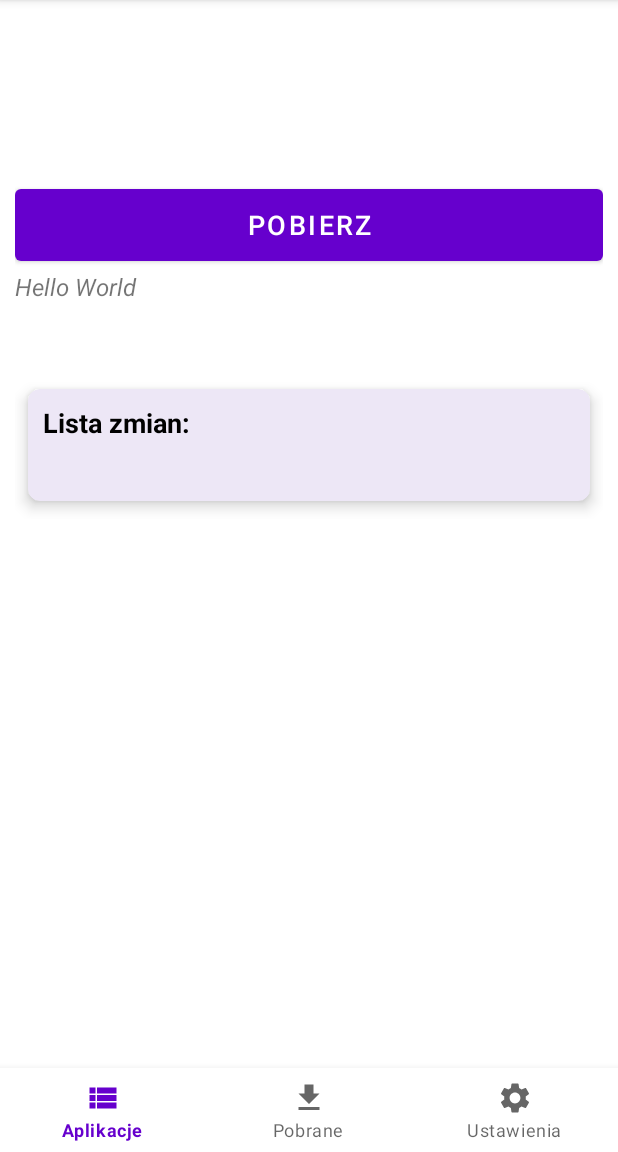
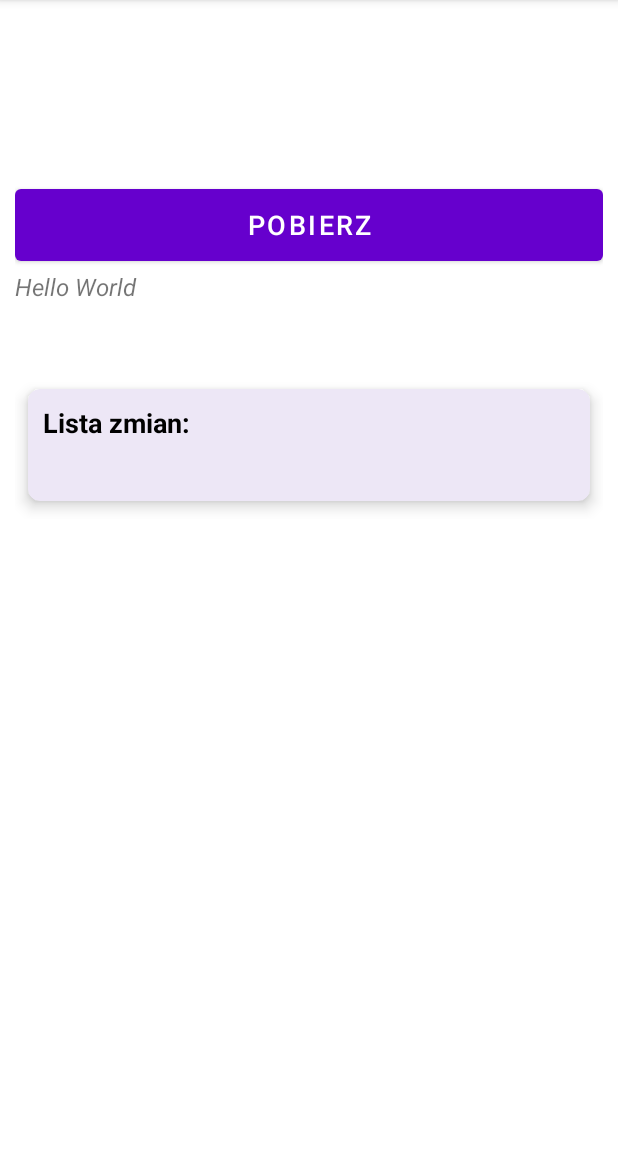
Before and after one commit to pawelb100/Family_Store, an Android app: the AppFragment screen opened through its navigation route, on a phone screen of 412 x 824 dp, the part 84-1236 px from its top. Run offline under Robolectric (Android 15) with nearby library versions, the phone set to English and light mode, and no system bars; our stand-ins replace Firebase (no records; nobody signed in at launch, a user with empty details on screens opened directly), Picasso, navigation-ui; 2 statements that could not run were skipped.

Commit message:
bottom navigation fix, deep links, app enter animations

```diff
--- a/app/src/main/AndroidManifest.xml
+++ b/app/src/main/AndroidManifest.xml
@@ -25,6 +25,7 @@
 
                 <category android:name="android.intent.category.LAUNCHER" />
             </intent-filter>
+            <nav-graph android:value="@navigation/navgraph" />
         </activity>
         <provider
             android:name="androidx.core.content.FileProvider"
--- a/app/src/main/java/com/familystore/familystore/activities/MainActivity.java
+++ b/app/src/main/java/com/familystore/familystore/activities/MainActivity.java
@@ -1,9 +1,10 @@
 package com.familystore.familystore.activities;
 
 import android.Manifest;
-import android.content.SharedPreferences;
+import android.content.Intent;
 import android.content.pm.PackageManager;
 import android.os.Bundle;
+import android.view.View;
 
 import androidx.appcompat.app.AppCompatActivity;
 import androidx.core.app.ActivityCompat;
@@ -40,6 +41,16 @@ public class MainActivity extends AppCompatActivity {
         viewModel = viewModelProvider.get(MainViewModel.class);
 
         NavController navController = Navigation.findNavController(this, R.id.nav_host_fragment);
+
+        navController.addOnDestinationChangedListener((navController1, navDestination, bundle) -> {
+
+            if (navDestination.getId() == R.id.appFragment) {
+                binding.bottomNavigationView.setVisibility(View.GONE);
+            }
+            else
+                binding.bottomNavigationView.setVisibility(View.VISIBLE);
+        });
+
         NavigationUI.setupWithNavController(binding.bottomNavigationView, navController);
 
         requestPermissions();
@@ -64,4 +75,10 @@ public class MainActivity extends AppCompatActivity {
             ActivityCompat.requestPermissions(this, new String[]{Manifest.permission.WRITE_EXTERNAL_STORAGE}, 1);
         }
     }
+
+    @Override
+    protected void onNewIntent(Intent intent) {
+        super.onNewIntent(intent);
+        Navigation.findNavController(binding.getRoot()).handleDeepLink(intent);
+    }
 }
--- a/app/src/main/java/com/familystore/familystore/fragments/AppFragment.java
+++ b/app/src/main/java/com/familystore/familystore/fragments/AppFragment.java
@@ -1,5 +1,6 @@
 package com.familystore.familystore.fragments;
 
+import android.content.Intent;
 import android.os.Bundle;
 import android.view.LayoutInflater;
 import android.view.View;
@@ -35,6 +36,10 @@ public class AppFragment extends Fragment {
         viewModel = viewModelProvider.get(MainViewModel.class);
 
         String id = getArguments().getString("appId");
+        if (id == null) {
+            Intent intent = getActivity().getIntent();
+            id = intent.getData().getLastPathSegment();
+        }
 
         viewModel.getAppById(id, app -> {
             binding.name.setText(app.getName());
@@ -95,4 +100,6 @@ public class AppFragment extends Fragment {
         super.onDestroyView();
         binding = null;
     }
+
+
 }
--- a/app/src/main/res/navigation/navgraph.xml
+++ b/app/src/main/res/navigation/navgraph.xml
@@ -13,13 +13,22 @@
         <action
             android:id="@+id/action_homeFragment_to_appFragment"
             app:destination="@id/appFragment"
+            app:enterAnim="@anim/nav_default_enter_anim"
+            app:exitAnim="@anim/nav_default_exit_anim"
+            app:popEnterAnim="@anim/nav_default_pop_enter_anim"
+            app:popExitAnim="@anim/nav_default_pop_exit_anim"
             app:popUpTo="@id/homeFragment" />
     </fragment>
     <fragment
         android:id="@+id/appFragment"
         android:name="com.familystore.familystore.fragments.AppFragment"
         android:label="appFragment"
-        tools:layout="@layout/fragment_app" />
+        tools:layout="@layout/fragment_app">
+        <deepLink
+            android:id="@+id/deepLink"
+            app:action="ACTION_VIEW"
+            app:uri="familystore.com/app/{id}" />
+    </fragment>
     <fragment
         android:id="@+id/settingsFragment"
         android:name="com.familystore.familystore.fragments.SettingsFragment"
```
